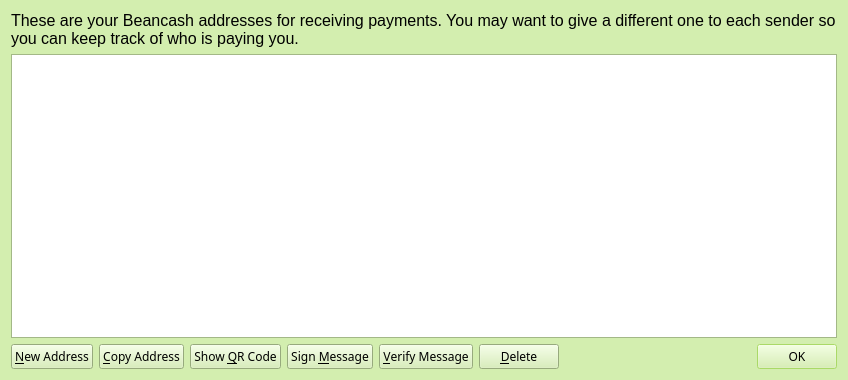
The window that src/qt/forms/addressbookpage.ui (teambean/BeanCash) describes before a commit, drawn with Qt 5.
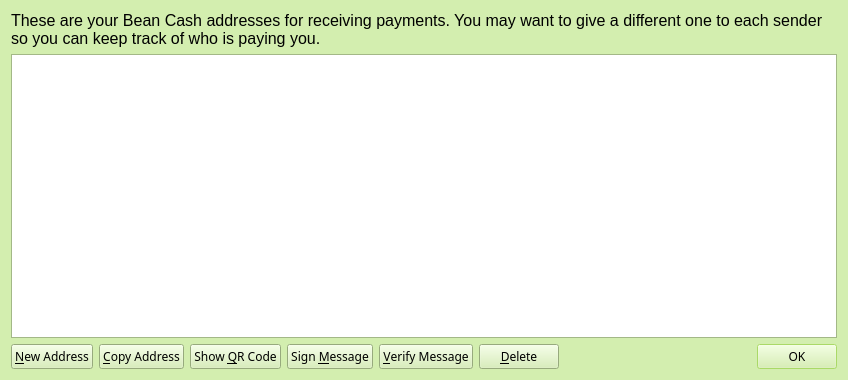
The same window after the commit. Icons and pictures are not drawn.

Commit message: Bean Cash additional Re-brand changes

Patch:
```diff
--- a/src/qt/forms/addressbookpage.ui
+++ b/src/qt/forms/addressbookpage.ui
@@ -195,7 +195,7 @@
       </font>
      </property>
      <property name="text">
-      <string>These are your Beancash addresses for receiving payments. You may want to give a different one to each sender so you can keep track of who is paying you.</string>
+      <string>These are your Bean Cash addresses for receiving payments. You may want to give a different one to each sender so you can keep track of who is paying you.</string>
      </property>
      <property name="textFormat">
       <enum>Qt::PlainText</enum>
```
Left out of the diff: 18 changed lines with no effect on the pictures. The commit also changes 208 other files.
